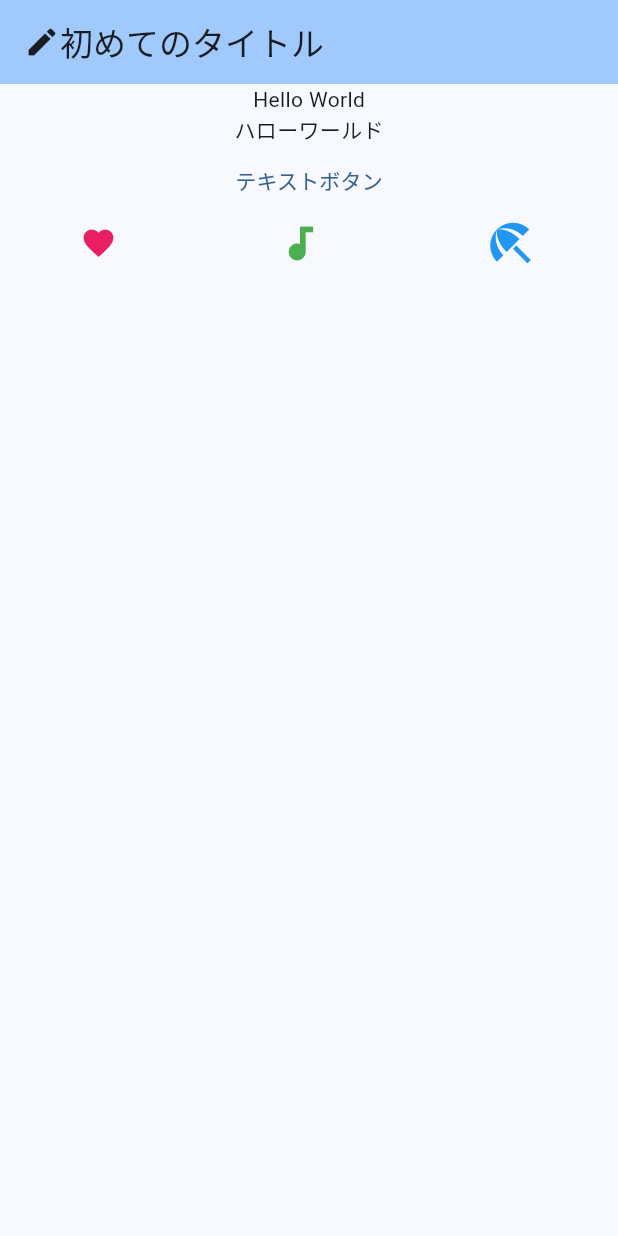
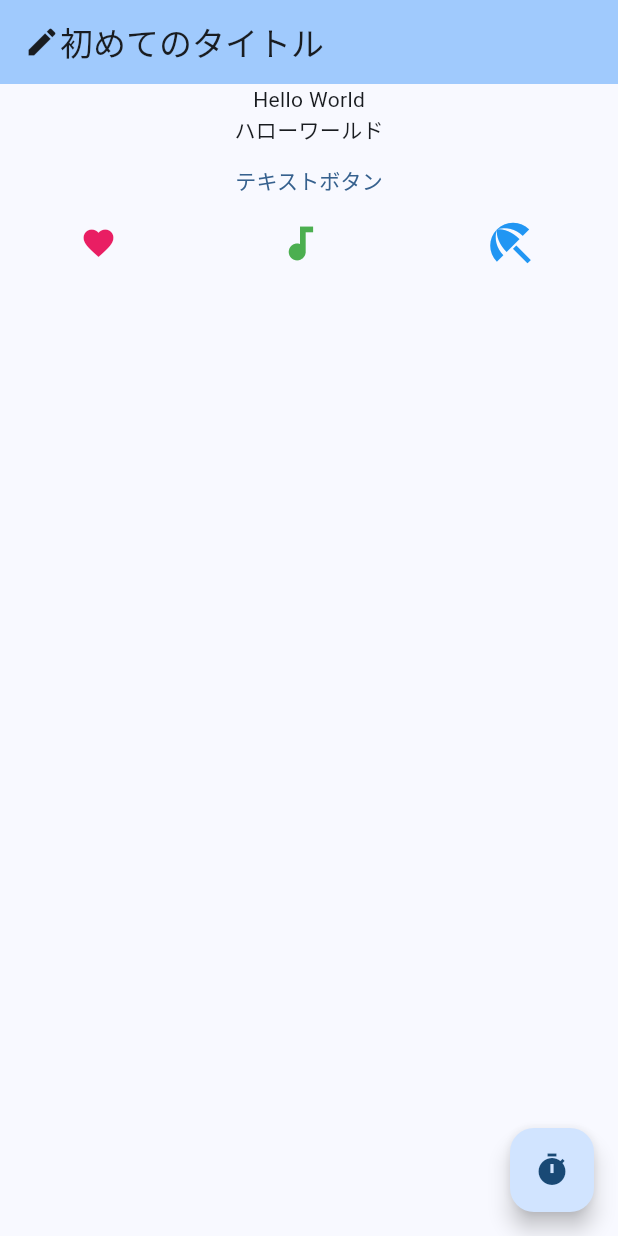
Before and after one commit to ayatsuki-meowmeow/hello_flutter, a Flutter app: the screen it shows after launch, on a phone screen of 412 x 824 dp. Run offline on Flutter 3.47's test engine with Material 2 defaults, Android fonts, the phone set to English and light mode, and no system bars.

Commit message:
FloatingActionButtonにWidgetを追加

```diff
--- a/lib/main.dart
+++ b/lib/main.dart
@@ -103,7 +103,10 @@ class _MyHomePageState extends State<MyHomePage> {
             ),
           ]
         )
-      ])
+      ]),
+      floatingActionButton: FloatingActionButton(
+        onPressed: () => {debugPrint("押したね？")}, child: const Icon(Icons.timer)
+      ),
     );
   }
 }
```
